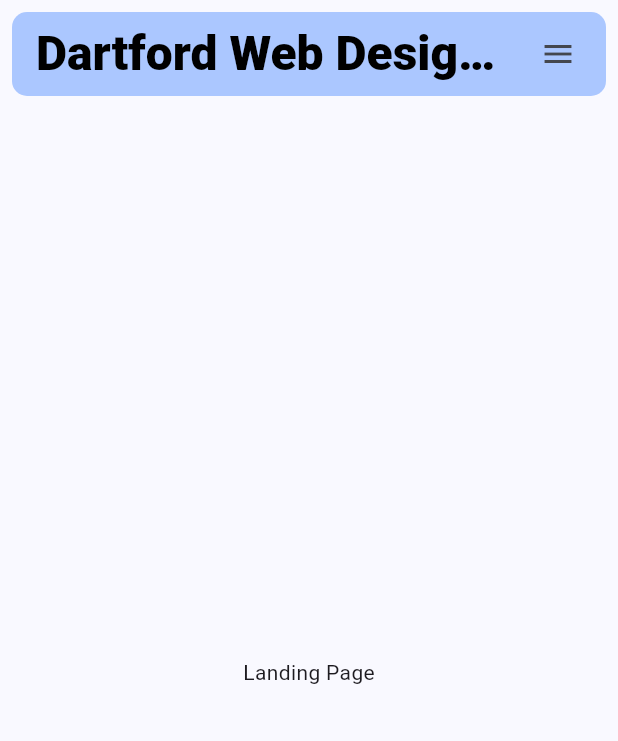
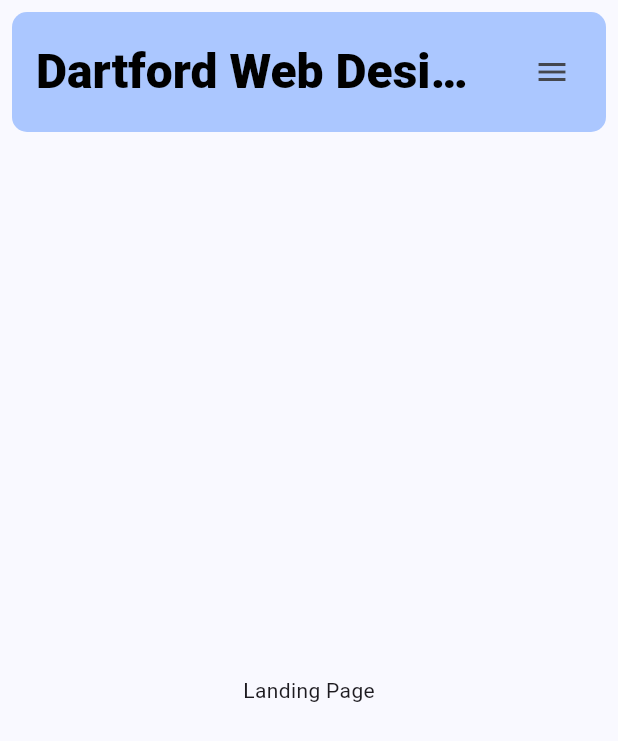
Before and after one commit to jackparse14/dwd-website, a Flutter app: the screen it shows after launch, on a phone screen of 412 x 824 dp. Shown: the top 741 px of the screen. Run offline on Flutter 3.47's test engine with Material 3 defaults, Android fonts, the phone set to English and light mode, and no system bars; our stand-ins replace google_fonts; Roboto replaces fonts that are missing (Oxanium).

Commit message:
Refactor and Code organisation

```diff
--- a/lib/main.dart
+++ b/lib/main.dart
@@ -3,6 +3,7 @@ import 'package:dwd_website/constants/fonts.dart';
 import 'package:dwd_website/constants/info.dart';
 import 'package:dwd_website/pages/pages.dart';
 import 'package:dwd_website/widgets/hamburger.dart';
+import 'package:dwd_website/widgets/navigation_bar_buttons.dart';
 import 'package:flutter/material.dart';
 
 void main() {
@@ -38,24 +39,33 @@ class _MyHomePageState extends State<MyHomePage> {
   int selectedIndex = 0;
   final GlobalKey<ScaffoldState> _scaffoldKey = GlobalKey<ScaffoldState>();
 
+  final List<Widget> pages = [
+    LandingPage(),
+    AboutPage(),
+    ServicesPage(),
+    PricingPage(),
+    ReviewsPage(),
+    FAQPage(),
+    BlogPage(),
+    ContactPage(),
+  ];
+
+  void _onNavSelected(int index) {
+    setState(() {
+      selectedIndex = index;
+    });
+  }
+
   @override
   Widget build(BuildContext context) {
-    Widget page;
     final Size screenSize = MediaQuery.sizeOf(context);
-    page = switch (selectedIndex) {
-      0 => LandingPage(),
-      1 => AboutPage(),
-      2 => ServicesPage(),
-      3 => PricingPage(),
-      4 => ReviewsPage(),
-      5 => FAQPage(),
-      6 => BlogPage(),
-      7 => ContactPage(),
-      _ => throw UnimplementedError('no widget for $selectedIndex')
-    };
     return LayoutBuilder(
       builder: (context, constraints) {
         return Scaffold(
+          // bottomSheet: Container(
+          //   height: 100,
+          //   color: Colors.pink,
+          // ),
           key: _scaffoldKey,
           body: SafeArea(
             child: Column(
@@ -63,6 +73,7 @@ class _MyHomePageState extends State<MyHomePage> {
                 Padding(
                   padding: const EdgeInsets.all(8.0),
                   child: AppBar(
+                    toolbarHeight: 80.0,
                     backgroundColor:
                         Theme.of(context).colorScheme.inversePrimary,
                     title: Text(
@@ -70,93 +81,18 @@ class _MyHomePageState extends State<MyHomePage> {
                       style: AppFonts.headingStyle(),
                     ),
                     actions: [
-                      Visibility(
-                        visible: screenSize.width > 1000,
-                        child: Row(
-                          children: [
-                            TextButton(
-                              onPressed: () => setState(() {
-                                selectedIndex = 0;
-                              }),
-                              child: Text(
-                                'Home',
-                                style: AppFonts.navigationStyle(fontSize: 16),
-                              ),
-                            ),
-                            TextButton(
-                              onPressed: () => setState(() {
-                                selectedIndex = 1;
-                              }),
-                              child: Text(
-                                'About',
-                                style: AppFonts.navigationStyle(fontSize: 16),
-                              ),
-                            ),
-                            TextButton(
-                              onPressed: () => setState(() {
-                                selectedIndex = 2;
-                              }),
-                              child: Text(
-                                'Services',
-                                style: AppFonts.navigationStyle(fontSize: 16),
-                              ),
-                            ),
-                            TextButton(
-                              onPressed: () => setState(() {
-                                selectedIndex = 3;
-                              }),
-                              child: Text(
-                                'Pricing',
-                                style: AppFonts.navigationStyle(fontSize: 16),
-                              ),
-                            ),
-                            TextButton(
-                              onPressed: () => setState(() {
-                                selectedIndex = 4;
-                              }),
-                              child: Text(
-                                'Reviews',
-                                style: AppFonts.navigationStyle(fontSize: 16),
-                              ),
-                            ),
-                            TextButton(
-                              onPressed: () => setState(() {
-                                selectedIndex = 5;
-                              }),
-                              child: Text(
-                                'FAQ',
-                                style: AppFonts.navigationStyle(fontSize: 16),
-                              ),
-                            ),
-                            TextButton(
-                              onPressed: () => setState(() {
-                                selectedIndex = 6;
-                              }),
-                              child: Text(
-                                'Blog',
-                                style: AppFonts.navigationStyle(fontSize: 16),
-                              ),
-                            ),
-                            TextButton(
-                              onPressed: () => setState(() {
-                                selectedIndex = 7;
-                              }),
-                              child: Text(
-                                'Contact',
-                                style: AppFonts.navigationStyle(fontSize: 16),
-                              ),
-                            ),
-                            const SizedBox(
-                              width: 12,
-                            )
-                          ],
+                      if (screenSize.width > 1000)
+                        NavigationBarButtons(
+                          selectedIndex: selectedIndex,
+                          onSelect: _onNavSelected,
                         ),
+                      const SizedBox(
+                        width: 12.0,
                       ),
-                      Visibility(
-                        visible: screenSize.width <= 1000,
-                        child: Padding(
+                      if (screenSize.width <= 1000)
+                        Padding(
                           padding: const EdgeInsets.only(
-                            right: 8.0,
+                            right: 12.0,
                           ),
                           child: IconButton(
                             icon: const Icon(Icons.menu),
@@ -165,7 +101,6 @@ class _MyHomePageState extends State<MyHomePage> {
                             },
                           ),
                         ),
-                      ),
                     ],
                     shape: RoundedRectangleBorder(
                       borderRadius: BorderRadius.circular(10),
@@ -173,9 +108,7 @@ class _MyHomePageState extends State<MyHomePage> {
                   ),
                 ),
                 Expanded(
-                  child: Container(
-                    child: page,
-                  ),
+                  child: pages[selectedIndex],
                 ),
               ],
             ),
@@ -183,9 +116,7 @@ class _MyHomePageState extends State<MyHomePage> {
           endDrawer: HamburgerDropDown(
             selectedIndex: selectedIndex,
             onDestinationSelected: (index) {
-              setState(() {
-                selectedIndex = index;
-              });
+              _onNavSelected(index);
               Navigator.of(context).pop();
             },
           ),
@@ -194,3 +125,4 @@ class _MyHomePageState extends State<MyHomePage> {
     );
   }
 }
+//}
```
Also changed, not shown: lib/widgets/navigation_bar_buttons.dart (added, +39 -0 lines).
